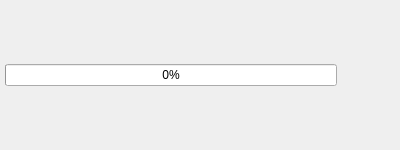
This is 2.x/UI/dooble_downloads_item.ui in textbrowser/dooble as Qt 5 draws it before an edit. The edited form follows.
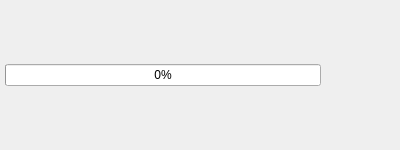
This is the edited form.

Patch:
```diff
--- a/2.x/UI/dooble_downloads_item.ui
+++ b/2.x/UI/dooble_downloads_item.ui
@@ -59,6 +59,12 @@
      <property name="toolTip">
       <string>Pause</string>
      </property>
+     <property name="iconSize">
+      <size>
+       <width>24</width>
+       <height>24</height>
+      </size>
+     </property>
      <property name="autoRaise">
       <bool>true</bool>
      </property>
@@ -69,6 +75,12 @@
      <property name="toolTip">
       <string>Cancel</string>
      </property>
+     <property name="iconSize">
+      <size>
+       <width>24</width>
+       <height>24</height>
+      </size>
+     </property>
      <property name="autoRaise">
       <bool>true</bool>
      </property>
```
